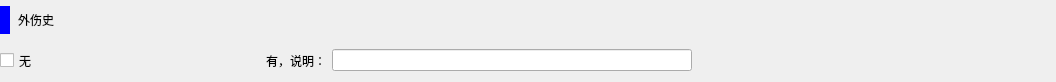
Old version of the form src/ui/t3l4.ui in the repository fantasy-mark/Summer.
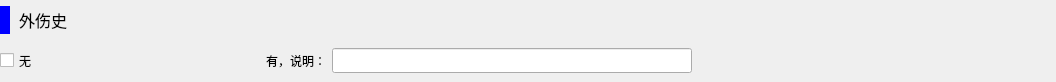
New version of the form.

```diff
--- a/src/ui/t3l4.ui
+++ b/src/ui/t3l4.ui
@@ -22,6 +22,11 @@
      <height>76</height>
     </rect>
    </property>
+   <property name="font">
+    <font>
+     <family>微软雅黑</family>
+    </font>
+   </property>
    <layout class="QGridLayout" name="gridLayout" columnstretch="1,0,0,0">
     <item row="1" column="0">
      <widget class="QCheckBox" name="s11">
@@ -50,6 +55,11 @@
         <height>16777215</height>
        </size>
       </property>
+      <property name="font">
+       <font>
+        <family>微软雅黑</family>
+       </font>
+      </property>
      </widget>
     </item>
     <item row="1" column="1">
@@ -85,6 +95,12 @@
         <height>38</height>
        </size>
       </property>
+      <property name="font">
+       <font>
+        <family>微软雅黑</family>
+        <pointsize>12</pointsize>
+       </font>
+      </property>
       <property name="styleSheet">
        <string notr="true">border-left: 10px solid blue;
 border-radius:5px;
```
Left out of the diff: 13 changed lines with no effect on the pictures.
